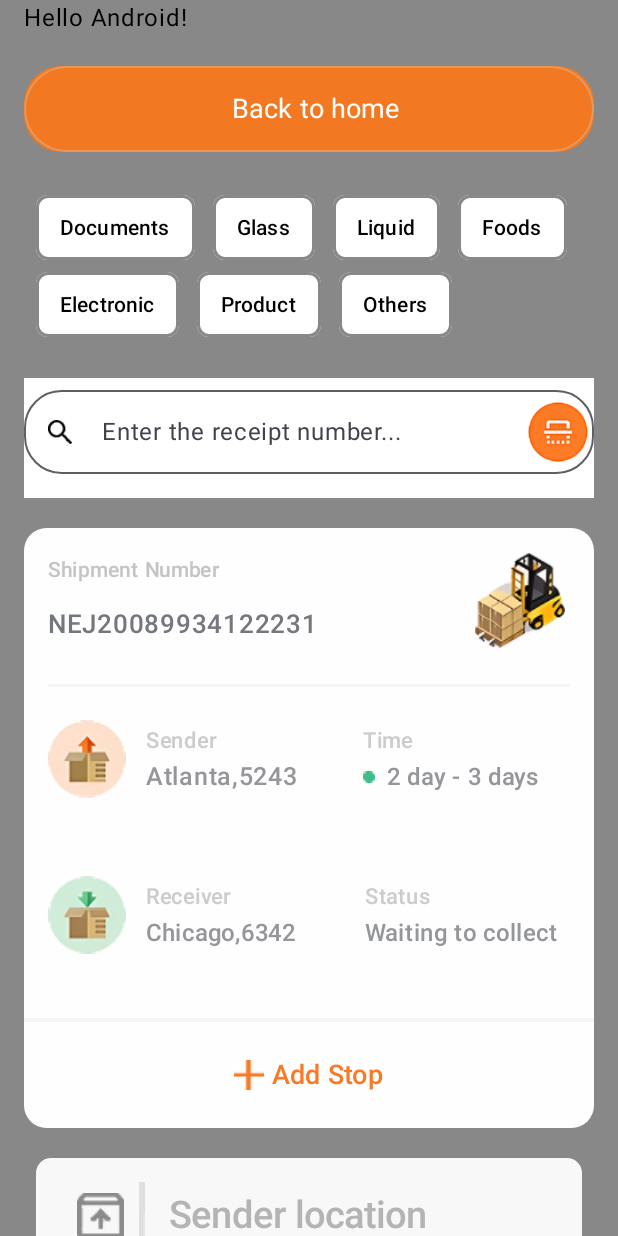
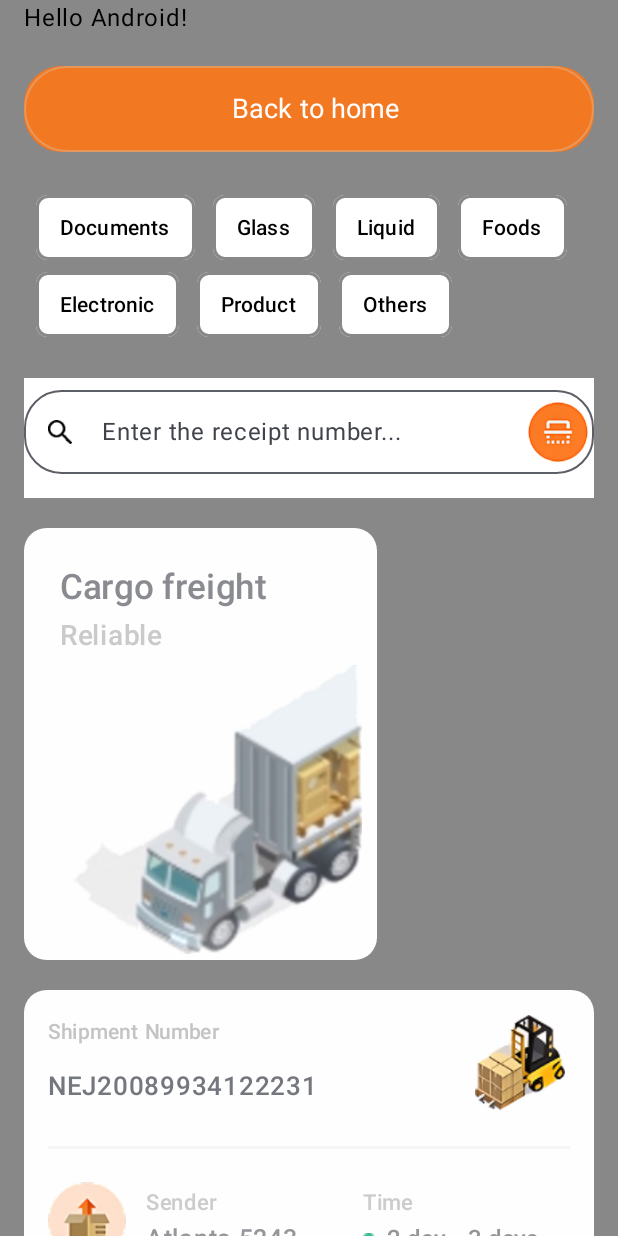
Before and after one commit to emperorfin/Movemate, an Android app built with Jetpack Compose: the screen it shows after launch (MainActivity), on a phone screen of 412 x 824 dp. Run offline under Robolectric (Android 15) with nearby library versions, the phone set to English and light mode, and no system bars.

Commit message:
[CREATED] Created VehiclesListItem reusable component.

```diff
--- a/app/src/main/java/emperorfin/android/movemate/MainActivity.kt
+++ b/app/src/main/java/emperorfin/android/movemate/MainActivity.kt
@@ -18,6 +18,10 @@ import androidx.compose.foundation.verticalScroll
 import androidx.compose.material3.Scaffold
 import androidx.compose.material3.Text
 import androidx.compose.runtime.Composable
+import androidx.compose.runtime.getValue
+import androidx.compose.runtime.mutableStateOf
+import androidx.compose.runtime.saveable.rememberSaveable
+import androidx.compose.runtime.setValue
 import androidx.compose.ui.Modifier
 import androidx.compose.ui.graphics.Color
 import androidx.compose.ui.platform.LocalContext
@@ -31,6 +35,7 @@ import emperorfin.android.movemate.ui.component.RoundedOutlinedTextFieldWithIcon
 import emperorfin.android.movemate.ui.component.ShipmentsListItem
 import emperorfin.android.movemate.ui.component.TextFieldWithIcon
 import emperorfin.android.movemate.ui.component.TrackingItem
+import emperorfin.android.movemate.ui.component.VehiclesListItem
 import emperorfin.android.movemate.ui.theme.GreenFf3dbc89
 import emperorfin.android.movemate.ui.theme.MovemateTheme
 
@@ -41,6 +46,10 @@ class MainActivity : ComponentActivity() {
         setContent {
             MovemateTheme {
                 Scaffold(modifier = Modifier.fillMaxSize(), containerColor = Color.Gray) { innerPadding ->
+
+                    var search by rememberSaveable { mutableStateOf("") }
+                    var location by rememberSaveable { mutableStateOf("") }
+
                     Column(
                         modifier = Modifier
                             .verticalScroll(rememberScrollState())
@@ -75,12 +84,22 @@ class MainActivity : ComponentActivity() {
                         ) {
                             RoundedOutlinedTextFieldWithIcons(
                                 labelRes = R.string.txt_enter_the_receipt_number,
-                                value = "",
-                                onValueChanged = { },
+                                value = search,
+                                onValueChanged = {
+                                    search = it
+                                },
                                 leadingIconRes = R.drawable.ic_search,
                                 trailingIconRes = R.drawable.ic_scan,
                             )
                         }
+
+                        Spacer(modifier = Modifier.height(height = 20.dp))
+
+                        VehiclesListItem(
+                            vehicleType = "Cargo freight",
+                            coverage = "Reliable",
+                            image = R.drawable.img_truck
+                        )
 
                         Spacer(modifier = Modifier.height(height = 20.dp))
 
@@ -95,9 +114,10 @@ class MainActivity : ComponentActivity() {
                         Spacer(modifier = Modifier.height(height = 20.dp))
 
                         TextFieldWithIcon(
-//                            value = "2972 Westheimer",
-                            value = "",
-                            onValueChange = {},
+                            value = location,
+                            onValueChange = {
+                                location = it
+                            },
                             hint = "Sender location",
                             icon = R.drawable.ic_upload
                         )
--- /dev/null
+++ b/app/src/main/java/emperorfin/android/movemate/ui/component/VehiclesListItem.kt
@@ -0,0 +1,123 @@
+package emperorfin.android.movemate.ui.component
+
+import androidx.annotation.DrawableRes
+import androidx.compose.foundation.Image
+import androidx.compose.foundation.background
+import androidx.compose.foundation.layout.Arrangement
+import androidx.compose.foundation.layout.Box
+import androidx.compose.foundation.layout.Column
+import androidx.compose.foundation.layout.Spacer
+import androidx.compose.foundation.layout.fillMaxSize
+import androidx.compose.foundation.layout.height
+import androidx.compose.foundation.layout.padding
+import androidx.compose.foundation.layout.width
+import androidx.compose.foundation.shape.RoundedCornerShape
+import androidx.compose.material3.Scaffold
+import androidx.compose.material3.Text
+import androidx.compose.runtime.Composable
+import androidx.compose.ui.Alignment
+import androidx.compose.ui.Modifier
+import androidx.compose.ui.graphics.Color
+import androidx.compose.ui.res.dimensionResource
+import androidx.compose.ui.res.integerResource
+import androidx.compose.ui.res.painterResource
+import androidx.compose.ui.text.font.FontWeight
+import androidx.compose.ui.text.style.TextOverflow
+import androidx.compose.ui.tooling.preview.Preview
+import androidx.compose.ui.unit.dp
+import androidx.compose.ui.unit.sp
+import emperorfin.android.movemate.R
+import emperorfin.android.movemate.ui.theme.BlackFf8a8b91
+import emperorfin.android.movemate.ui.theme.BlackFfcacaca
+import emperorfin.android.movemate.ui.theme.MovemateTheme
+import emperorfin.android.movemate.ui.theme.WhiteFffefefe
+
+
+@Composable
+fun VehiclesListItem(
+    modifier: Modifier = Modifier,
+    vehicleType: String,
+    coverage: String,
+    @DrawableRes image: Int
+) {
+    Box(
+        modifier = modifier
+            .background(color = WhiteFffefefe, RoundedCornerShape(size = dimensionResource(id = R.dimen.shipments_list_item_box_rounded_corner_shape_size_15)))
+            .width(width = dimensionResource(id = R.dimen.vehicles_list_item_width_235))
+            .height(height = dimensionResource(id = R.dimen.vehicles_list_item_height_288)),
+        contentAlignment = Alignment.TopStart
+    ) {
+        Column(
+            modifier = Modifier.padding(
+                top = dimensionResource(id = R.dimen.vehicles_list_item_padding_top_26),
+                start = dimensionResource(id = R.dimen.vehicles_list_item_padding_start_24),
+                bottom = dimensionResource(id = R.dimen.vehicles_list_item_padding_bottom_4)
+            )
+        ) {
+            Text(
+                text = vehicleType,
+                color = BlackFf8a8b91,
+                fontSize = dimensionResource(id = R.dimen.vehicles_list_item_text_font_size_23p3).value.sp,
+                fontWeight = FontWeight.Medium,
+                overflow = TextOverflow.Ellipsis,
+                maxLines = integerResource(id = R.integer.tracking_item_text_max_lines_1)
+            )
+
+            Spacer(modifier = Modifier.height(height = dimensionResource(id = R.dimen.vehicles_list_item_space_height_6)))
+
+            Text(
+                text = coverage,
+                color = BlackFfcacaca,
+                fontSize = dimensionResource(id = R.dimen.vehicles_list_item_text_font_size_18p4).value.sp,
+                fontWeight = FontWeight.Medium,
+                overflow = TextOverflow.Ellipsis,
+                maxLines = integerResource(id = R.integer.tracking_item_text_max_lines_1)
+            )
+
+            Spacer(modifier = Modifier.height(height = dimensionResource(id = R.dimen.vehicles_list_item_space_height_7)))
+
+            Box(
+                modifier = Modifier.align(alignment = Alignment.End),
+                contentAlignment = Alignment.CenterEnd
+            ) {
+                Image(
+                    modifier = Modifier
+                        .width(width = dimensionResource(id = R.dimen.vehicles_list_item_image_width_210))
+                        .height(height = dimensionResource(id = R.dimen.vehicles_list_item_image_height_210)),
+                    painter = painterResource(id = image),
+                    contentDescription = null,
+                )
+            }
+        }
+    }
+}
+
+@Preview(
+    showBackground = true,
+    showSystemUi = true,
+    device = "spec:width=411dp,height=891dp",
+    backgroundColor = 0xFFFFFFFF
+)
+@Composable
+private fun ShipmentsListItemPreview() {
+    MovemateTheme {
+        Scaffold(
+            modifier = Modifier.fillMaxSize(),
+            containerColor = Color.Gray
+        ) { innerPadding ->
+            Column(
+                modifier = Modifier.padding(innerPadding),
+                verticalArrangement = Arrangement.Center,
+                horizontalAlignment = Alignment.CenterHorizontally
+            ) {
+                Spacer(modifier = Modifier.height(70.dp))
+
+                VehiclesListItem(
+                    vehicleType = "Cargo freight",
+                    coverage = "Reliable",
+                    image = R.drawable.img_truck
+                )
+            }
+        }
+    }
+}
--- a/app/src/main/java/emperorfin/android/movemate/ui/theme/Color.kt
+++ b/app/src/main/java/emperorfin/android/movemate/ui/theme/Color.kt
@@ -29,6 +29,8 @@ val WhiteFfcccccc = Color(0xffcccccc)
 val BlackFf73757c = Color(0xff73757c)
 val BlackFf74777e = Color(0xff74777e)
 val BlackFf94969a = Color(0xff94969a)
+val BlackFf8a8b91 = Color(0xff8a8b91)
+val BlackFfcacaca = Color(0xffcacaca)
 val GreenFf3dbc89 = Color(0xff3dbc89)
 val BlueFf9e95b7 = Color(0xff9e95b7)
 val OrangeFff77a26 = Color(0xfff77a26)
--- a/app/src/main/res/values/dimens.xml
+++ b/app/src/main/res/values/dimens.xml
@@ -83,4 +83,16 @@
     <dimen name="tracking_item_icon_height_20">20dp</dimen>
     <dimen name="tracking_item_icon_width_20">20dp</dimen>
     <dimen name="tracking_item_text_button_height_50">50dp</dimen>
+
+    <dimen name="vehicles_list_item_width_235">235dp</dimen>
+    <dimen name="vehicles_list_item_height_288">288dp</dimen>
+    <dimen name="vehicles_list_item_padding_top_26">26dp</dimen>
+    <dimen name="vehicles_list_item_padding_start_24">24dp</dimen>
+    <dimen name="vehicles_list_item_padding_bottom_4">4dp</dimen>
+    <dimen name="vehicles_list_item_text_font_size_18p4">18.4dp</dimen>
+    <dimen name="vehicles_list_item_text_font_size_23p3">23.3dp</dimen>
+    <dimen name="vehicles_list_item_space_height_6">6dp</dimen>
+    <dimen name="vehicles_list_item_space_height_7">7dp</dimen>
+    <dimen name="vehicles_list_item_image_width_210">210dp</dimen>
+    <dimen name="vehicles_list_item_image_height_210">210dp</dimen>
 </resources>
```
Also changed, not shown: app/src/main/res/drawable/img_truck.png (added).
